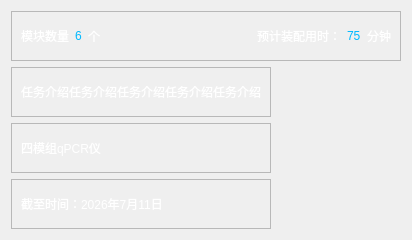
This is src/user/userassemblyitemdialog.ui in chenhanjie622-dot/mycode as Qt 5 draws it before an edit. The edited form follows.
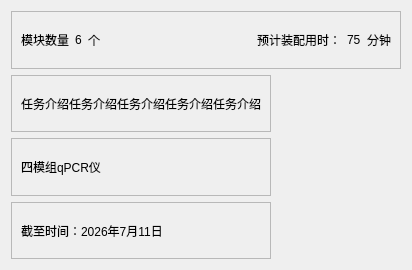
This is the edited form. Icons and pictures are not drawn.

Diff of the .ui file:
```diff
--- a/src/user/userassemblyitemdialog.ui
+++ b/src/user/userassemblyitemdialog.ui
@@ -7,7 +7,7 @@
     <x>0</x>
     <y>0</y>
     <width>412</width>
-    <height>240</height>
+    <height>270</height>
    </rect>
   </property>
   <property name="minimumSize">
@@ -19,36 +19,6 @@
   <property name="windowTitle">
    <string>Dialog</string>
   </property>
-  <property name="styleSheet">
-   <string notr="true">QLabel#label,
-QLabel#label_3,
-QLabel#label_4,
-QLabel#label_5,
-QLabel#label_7,
-QLabel#label_8,
-QLabel#label_9{
-color: rgb(255, 255, 255);
-background-color: transparent;
-}
-
-QLabel#label_2,
-QLabel#label_6{
-font: 16pt &quot;Microsoft YaHei UI&quot;;
-color: rgb(0, 185, 255);
-}
-
-
-QFrame#frame,
-QFrame#frame_2,
-QFrame#frame_3,
-QFrame#frame_4{
-border-image: url(:/image/userassemblyitemI.png);
-}
-
-QWidget#UserAssemblyItemDialog{
-border-image: url(:/image/userassemblyitem.png);
-}</string>
-  </property>
   <layout class="QGridLayout" name="gridLayout">
    <item row="0" column="0" colspan="2">
     <widget class="QFrame" name="frame">
@@ -194,6 +164,12 @@
    </item>
    <item row="1" column="1" rowspan="3">
     <widget class="QLabel" name="label_10">
+     <property name="maximumSize">
+      <size>
+       <width>337</width>
+       <height>290</height>
+      </size>
+     </property>
      <property name="styleSheet">
       <string notr="true">border-image: url(:/image/demo1.png);</string>
      </property>
```
